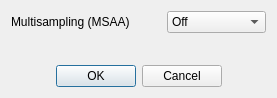
f4exb/sdrangel, file sdrgui/gui/graphicsdialog.ui: the form before one commit.
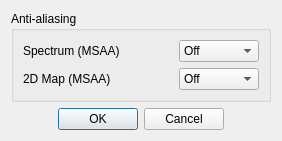
The form after the commit.

What changed in the file:
```diff
--- a/sdrgui/gui/graphicsdialog.ui
+++ b/sdrgui/gui/graphicsdialog.ui
@@ -6,8 +6,8 @@
    <rect>
     <x>0</x>
     <y>0</y>
-    <width>277</width>
-    <height>98</height>
+    <width>282</width>
+    <height>131</height>
    </rect>
   </property>
   <property name="font">
@@ -23,6 +23,12 @@
    <item>
     <layout class="QFormLayout" name="formLayout">
      <item row="0" column="0">
+      <widget class="QGroupBox" name="antialiasingGroup">
+       <property name="title">
+        <string>Anti-aliasing</string>
+       </property>
+       <layout class="QFormLayout" name="formLayout_2">
+        <item row="0" column="0">
       <widget class="QLabel" name="multisamplingLabel">
        <property name="minimumSize">
         <size>
@@ -31,7 +37,7 @@
         </size>
        </property>
        <property name="text">
-        <string>Multisampling (MSAA)</string>
+           <string>Spectrum (MSAA)</string>
        </property>
       </widget>
      </item>
@@ -66,6 +72,55 @@
          <string>8</string>
         </property>
        </item>
+          <item>
+           <property name="text">
+            <string>16</string>
+           </property>
+          </item>
+         </widget>
+        </item>
+        <item row="1" column="0">
+         <widget class="QLabel" name="mapMultisamplingLabel">
+          <property name="toolTip">
+           <string>Number of samples to use for mulitsampling anti-aliasing (MSAA) for 2D maps
+
+Requires windows to be reopened to take effect</string>
+          </property>
+          <property name="text">
+           <string>2D Map (MSAA)</string>
+          </property>
+         </widget>
+        </item>
+        <item row="1" column="1">
+         <widget class="QComboBox" name="mapMultisampling">
+          <item>
+           <property name="text">
+            <string>Off</string>
+           </property>
+          </item>
+          <item>
+           <property name="text">
+            <string>2</string>
+           </property>
+          </item>
+          <item>
+           <property name="text">
+            <string>4</string>
+           </property>
+          </item>
+          <item>
+           <property name="text">
+            <string>8</string>
+           </property>
+          </item>
+          <item>
+           <property name="text">
+            <string>16</string>
+           </property>
+          </item>
+         </widget>
+        </item>
+       </layout>
       </widget>
      </item>
     </layout>
```
Left out of the diff: 4 changed lines with no effect on the pictures. Lines whose indentation alone changed are shown as unchanged.
